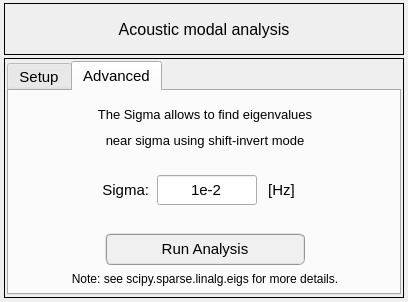
Qt form data/ui_files/analysis/acoustic/acoustic_modal_analysis_input.ui (MOPT-UFSC/VIBRA) before a commit.
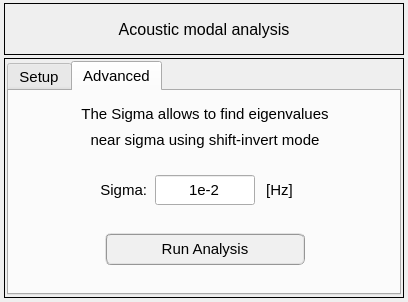
The same form after that commit. The open tabs and pages were chosen to show the change. Icons and pictures are not drawn.

```diff
--- a/data/ui_files/analysis/acoustic/acoustic_modal_analysis_input.ui
+++ b/data/ui_files/analysis/acoustic/acoustic_modal_analysis_input.ui
@@ -152,6 +152,7 @@
       <font>
        <family>Arial</family>
        <pointsize>12</pointsize>
+       <weight>75</weight>
        <bold>true</bold>
       </font>
      </property>
@@ -183,6 +184,7 @@
          <font>
           <family>Segoe UI</family>
           <pointsize>11</pointsize>
+          <weight>50</weight>
           <italic>false</italic>
           <bold>false</bold>
          </font>
@@ -402,7 +404,7 @@
          <widget class="QLabel" name="label_hertz">
           <property name="geometry">
            <rect>
-            <x>248</x>
+            <x>246</x>
             <y>84</y>
             <width>49</width>
             <height>30</height>
@@ -424,6 +426,7 @@
            <font>
             <family>Segoe UI</family>
             <pointsize>11</pointsize>
+            <weight>50</weight>
             <italic>false</italic>
             <bold>false</bold>
            </font>
@@ -438,7 +441,7 @@
          <widget class="QLabel" name="label_sigma">
           <property name="geometry">
            <rect>
-            <x>70</x>
+            <x>68</x>
             <y>84</y>
             <width>70</width>
             <height>30</height>
@@ -460,6 +463,7 @@
            <font>
             <family>Segoe UI</family>
             <pointsize>11</pointsize>
+            <weight>50</weight>
             <italic>false</italic>
             <bold>false</bold>
            </font>
@@ -474,7 +478,7 @@
          <widget class="QLineEdit" name="lineEdit_input_sigma_factor">
           <property name="geometry">
            <rect>
-            <x>148</x>
+            <x>146</x>
             <y>84</y>
             <width>100</width>
             <height>30</height>
@@ -496,6 +500,7 @@
            <font>
             <family>Segoe UI</family>
             <pointsize>11</pointsize>
+            <weight>50</weight>
             <italic>false</italic>
             <bold>false</bold>
            </font>
@@ -569,7 +574,8 @@
           <property name="font">
            <font>
             <family>Segoe UI</family>
-            <pointsize>10</pointsize>
+            <pointsize>11</pointsize>
+            <weight>50</weight>
             <italic>false</italic>
             <bold>false</bold>
            </font>
@@ -612,7 +618,8 @@
           <property name="font">
            <font>
             <family>Segoe UI</family>
-            <pointsize>10</pointsize>
+            <pointsize>11</pointsize>
+            <weight>50</weight>
             <italic>false</italic>
             <bold>false</bold>
            </font>
@@ -631,49 +638,6 @@
            <set>Qt::AlignCenter</set>
           </property>
          </widget>
-         <widget class="QLabel" name="label_note">
-          <property name="geometry">
-           <rect>
-            <x>36</x>
-            <y>178</y>
-            <width>320</width>
-            <height>20</height>
-           </rect>
-          </property>
-          <property name="minimumSize">
-           <size>
-            <width>320</width>
-            <height>20</height>
-           </size>
-          </property>
-          <property name="maximumSize">
-           <size>
-            <width>320</width>
-            <height>20</height>
-           </size>
-          </property>
-          <property name="font">
-           <font>
-            <family>Segoe UI</family>
-            <pointsize>9</pointsize>
-            <italic>false</italic>
-            <bold>false</bold>
-           </font>
-          </property>
-          <property name="styleSheet">
-           <string notr="true">font: 9pt &quot;Segoe UI&quot;;
-font: 9pt &quot;Segoe UI&quot;;</string>
-          </property>
-          <property name="text">
-           <string>Note: see scipy.sparse.linalg.eigs for more details.</string>
-          </property>
-          <property name="textFormat">
-           <enum>Qt::AutoText</enum>
-          </property>
-          <property name="alignment">
-           <set>Qt::AlignCenter</set>
-          </property>
-         </widget>
         </widget>
        </widget>
       </item>
```
Left out of the diff: 37 changed lines with no effect on the pictures.
